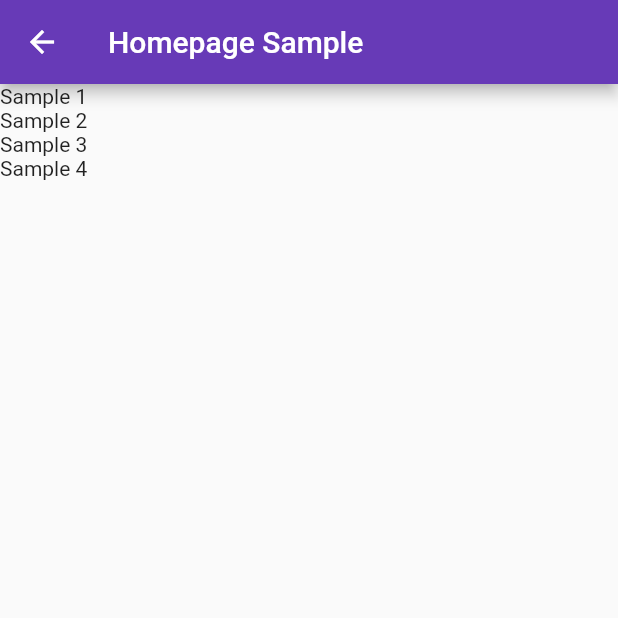
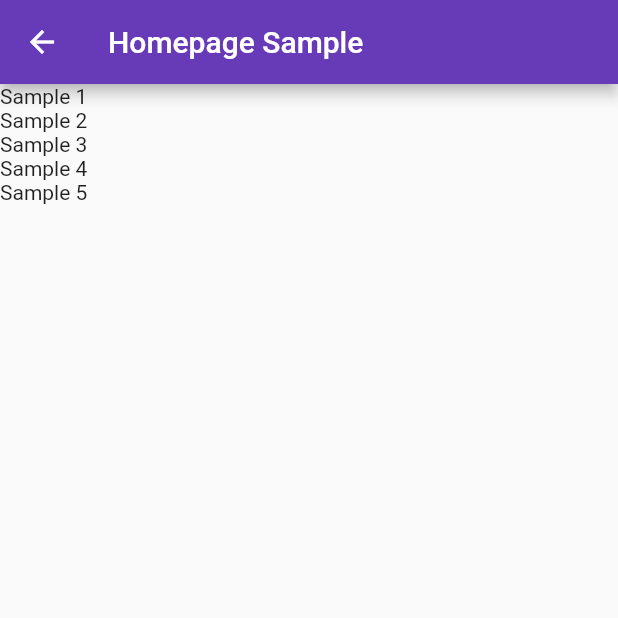
Before and after one commit to kaleaditya779/Flutter_ColllageApp, a Flutter app: the HomePage screen opened directly with empty values, on a phone screen of 412 x 824 dp, the top half of it. Run offline on Flutter 3.47's test engine with Material 2 defaults, Android fonts, the phone set to English and light mode, and no system bars.

Commit message:
Now changing and committing and pushing completely through adroid studio

```diff
--- a/lib/main.dart
+++ b/lib/main.dart
@@ -500,7 +500,8 @@ class HomePage extends StatelessWidget {
           Text("Sample 1"),
           Text("Sample 2"),
           Text("Sample 3"),
-          Text("Sample 4")
+          Text("Sample 4"),
+          Text("Sample 5"),
         ],
       ),
     );
```
